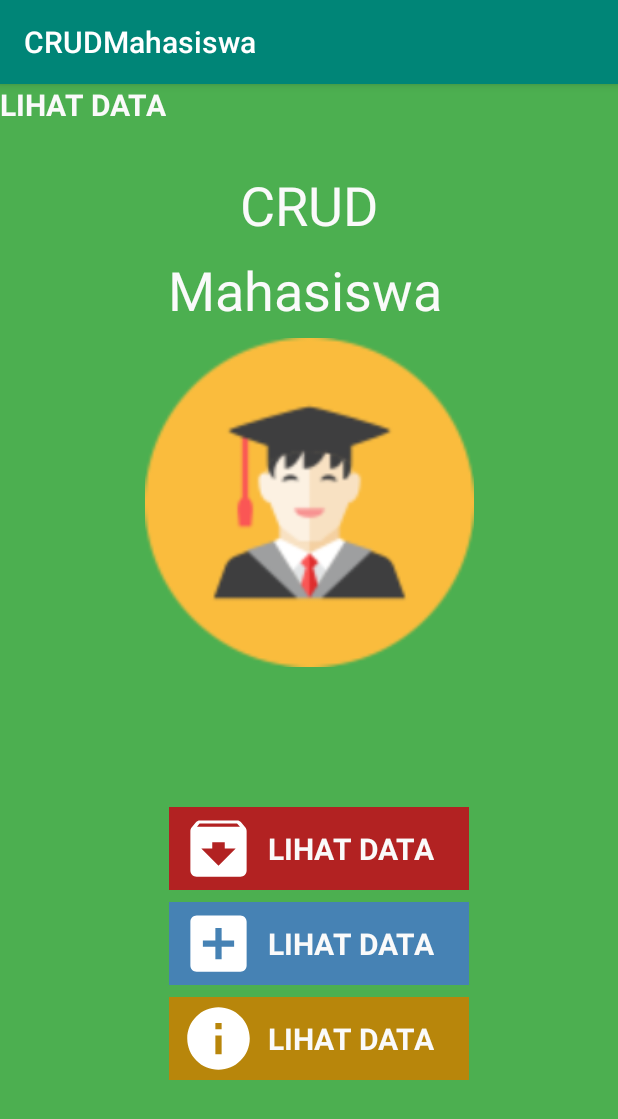
After one commit to Farhan-ns/CRUDMahasiswa, an Android app: the Dashboard screen opened directly, with no data from a screen before it, on a phone screen of 412 x 824 dp. The commit adds this screen. Shown: the top 1119 px of the screen. Run offline under Robolectric (Android 15) with nearby library versions, the phone set to English and light mode, and no system bars.

Commit message:
ngasal weh naon

```diff
--- a/app/src/main/AndroidManifest.xml
+++ b/app/src/main/AndroidManifest.xml
@@ -9,6 +9,7 @@
         android:roundIcon="@mipmap/ic_launcher_round"
         android:supportsRtl="true"
         android:theme="@style/AppTheme">
+        <activity android:name=".Dashboard"></activity>
         <activity android:name=".MainActivity">
             <intent-filter>
                 <action android:name="android.intent.action.MAIN" />
--- /dev/null
+++ b/app/src/main/java/com/example/crudmahasiswa/Dashboard.java
@@ -0,0 +1,14 @@
+package com.example.crudmahasiswa;
+
+import androidx.appcompat.app.AppCompatActivity;
+
+import android.os.Bundle;
+
+public class Dashboard extends AppCompatActivity {
+
+    @Override
+    protected void onCreate(Bundle savedInstanceState) {
+        super.onCreate(savedInstanceState);
+        setContentView(R.layout.activity_dashboard);
+    }
+}
--- /dev/null
+++ b/app/src/main/res/layout/activity_dashboard.xml
@@ -0,0 +1,158 @@
+<?xml version="1.0" encoding="utf-8"?>
+<androidx.constraintlayout.widget.ConstraintLayout xmlns:android="http://schemas.android.com/apk/res/android"
+    xmlns:app="http://schemas.android.com/apk/res-auto"
+    xmlns:tools="http://schemas.android.com/tools"
+    android:layout_width="match_parent"
+    android:layout_height="match_parent"
+    android:background="#4CAF50"
+    tools:context=".Dashboard">
+
+    <TextView
+        android:id="@+id/textView8"
+        android:layout_width="wrap_content"
+        android:layout_height="wrap_content"
+        android:text="LIHAT DATA"
+        android:textColor="#FAFAFA"
+        android:textSize="20sp"
+        android:textStyle="bold"
+        tools:layout_editor_absoluteX="184dp"
+        tools:layout_editor_absoluteY="461dp" />
+
+    <TextView
+        android:id="@+id/textView4"
+        android:layout_width="wrap_content"
+        android:layout_height="wrap_content"
+        android:layout_marginTop="56dp"
+        android:text="CRUD"
+        android:textColor="#FAFAFA"
+        android:textSize="36sp"
+        app:layout_constraintEnd_toEndOf="parent"
+        app:layout_constraintStart_toStartOf="parent"
+        app:layout_constraintTop_toTopOf="parent" />
+
+    <TextView
+        android:id="@+id/textView5"
+        android:layout_width="wrap_content"
+        android:layout_height="wrap_content"
+        android:layout_marginStart="112dp"
+        android:layout_marginTop="8dp"
+        android:text="Mahasiswa"
+        android:textColor="#FAFAFA"
+        android:textSize="36sp"
+        app:layout_constraintEnd_toEndOf="@+id/imageView"
+        app:layout_constraintHorizontal_bias="0.492"
+        app:layout_constraintStart_toStartOf="parent"
+        app:layout_constraintTop_toBottomOf="@+id/textView4" />
+
+    <ImageView
+        android:id="@+id/imageView2"
+        android:layout_width="255dp"
+        android:layout_height="219dp"
+        android:layout_marginTop="8dp"
+        app:layout_constraintEnd_toEndOf="parent"
+        app:layout_constraintStart_toStartOf="parent"
+        app:layout_constraintTop_toBottomOf="@+id/textView5"
+        app:srcCompat="@drawable/student1" />
+
+    <ImageView
+        android:id="@+id/imageView3"
+        android:layout_width="200dp"
+        android:layout_height="55dp"
+        android:layout_marginBottom="8dp"
+        app:layout_constraintBottom_toTopOf="@+id/imageView4"
+        app:layout_constraintEnd_toEndOf="@+id/imageView4"
+        app:layout_constraintStart_toStartOf="@+id/imageView4"
+        app:srcCompat="@drawable/stylebutton1" />
+
+    <ImageView
+        android:id="@+id/imageView4"
+        android:layout_width="200dp"
+        android:layout_height="55dp"
+        android:layout_marginBottom="8dp"
+        app:layout_constraintBottom_toTopOf="@+id/imageView5"
+        app:layout_constraintEnd_toEndOf="@+id/imageView5"
+        app:layout_constraintStart_toStartOf="@+id/imageView5"
+        app:srcCompat="@drawable/stylebutton2" />
+
+    <ImageView
+        android:id="@+id/imageView5"
+        android:layout_width="200dp"
+        android:layout_height="55dp"
+        android:layout_marginStart="8dp"
+        android:layout_marginEnd="8dp"
+        android:layout_marginBottom="104dp"
+        app:layout_constraintBottom_toBottomOf="parent"
+        app:layout_constraintEnd_toEndOf="parent"
+        app:layout_constraintHorizontal_bias="0.533"
+        app:layout_constraintStart_toStartOf="parent"
+        app:srcCompat="@drawable/stylebutton3" />
+
+    <ImageView
+        android:id="@+id/imageView6"
+        android:layout_width="50dp"
+        android:layout_height="50dp"
+        android:layout_marginStart="8dp"
+        app:layout_constraintBottom_toBottomOf="@+id/imageView3"
+        app:layout_constraintStart_toStartOf="@+id/imageView3"
+        app:layout_constraintTop_toTopOf="@+id/imageView3"
+        app:srcCompat="@drawable/ic_archive_black_24dp" />
+
+    <ImageView
+        android:id="@+id/imageView7"
+        android:layout_width="50dp"
+        android:layout_height="55dp"
+        android:layout_marginStart="8dp"
+        app:layout_constraintBottom_toBottomOf="@+id/imageView4"
+        app:layout_constraintStart_toStartOf="@+id/imageView4"
+        app:layout_constraintTop_toTopOf="@+id/imageView4"
+        app:srcCompat="@drawable/ic_add_box_black_24dp" />
+
+    <ImageView
+        android:id="@+id/imageView8"
+        android:layout_width="50dp"
+        android:layout_height="55dp"
+        android:layout_marginStart="8dp"
+        app:layout_constraintBottom_toBottomOf="@+id/imageView5"
+        app:layout_constraintStart_toStartOf="@+id/imageView5"
+        app:layout_constraintTop_toTopOf="@+id/imageView5"
+        app:srcCompat="@drawable/ic_info_black_24dp" />
+
+    <TextView
+        android:id="@+id/textView6"
+        android:layout_width="wrap_content"
+        android:layout_height="wrap_content"
+        android:layout_marginStart="8dp"
+        android:text="LIHAT DATA"
+        android:textColor="#FAFAFA"
+        android:textSize="20sp"
+        android:textStyle="bold"
+        app:layout_constraintBottom_toBottomOf="@+id/imageView3"
+        app:layout_constraintStart_toEndOf="@+id/imageView6"
+        app:layout_constraintTop_toTopOf="@+id/imageView3" />
+
+    <TextView
+        android:id="@+id/textView7"
+        android:layout_width="wrap_content"
+        android:layout_height="wrap_content"
+        android:layout_marginStart="8dp"
+        android:text="LIHAT DATA"
+        android:textColor="#FAFAFA"
+        android:textSize="20sp"
+        android:textStyle="bold"
+        app:layout_constraintBottom_toBottomOf="@+id/imageView4"
+        app:layout_constraintStart_toEndOf="@+id/imageView7"
+        app:layout_constraintTop_toTopOf="@+id/imageView4" />
+
+    <TextView
+        android:id="@+id/textView9"
+        android:layout_width="wrap_content"
+        android:layout_height="wrap_content"
+        android:layout_marginStart="8dp"
+        android:text="LIHAT DATA"
+        android:textColor="#FAFAFA"
+        android:textSize="20sp"
+        android:textStyle="bold"
+        app:layout_constraintBottom_toBottomOf="@+id/imageView5"
+        app:layout_constraintStart_toEndOf="@+id/imageView8"
+        app:layout_constraintTop_toTopOf="@+id/imageView5" />
+</androidx.constraintlayout.widget.ConstraintLayout>
--- a/app/src/main/res/layout/activity_main.xml
+++ b/app/src/main/res/layout/activity_main.xml
@@ -4,7 +4,66 @@
     xmlns:tools="http://schemas.android.com/tools"
     android:layout_width="match_parent"
     android:layout_height="match_parent"
+    android:background="#4CAF50"
     tools:context=".MainActivity">
 
 
+    <ImageView
+        android:id="@+id/imageView"
+        android:layout_width="255dp"
+        android:layout_height="219dp"
+        android:layout_marginTop="8dp"
+        app:layout_constraintEnd_toEndOf="parent"
+        app:layout_constraintStart_toStartOf="parent"
+        app:layout_constraintTop_toBottomOf="@+id/textView2"
+        app:srcCompat="@drawable/student1" />
+
+    <ProgressBar
+        android:id="@+id/progressBar"
+        style="?android:attr/progressBarStyle"
+        android:layout_width="wrap_content"
+        android:layout_height="wrap_content"
+        android:layout_marginBottom="116dp"
+        app:layout_constraintBottom_toBottomOf="parent"
+        app:layout_constraintEnd_toEndOf="parent"
+        app:layout_constraintHorizontal_bias="0.498"
+        app:layout_constraintStart_toStartOf="parent" />
+
+    <TextView
+        android:id="@+id/textView"
+        android:layout_width="wrap_content"
+        android:layout_height="wrap_content"
+        android:layout_marginTop="116dp"
+        android:text="CRUD"
+        android:textColor="#FAFAFA"
+        android:textSize="36sp"
+        app:layout_constraintEnd_toEndOf="parent"
+        app:layout_constraintStart_toStartOf="parent"
+        app:layout_constraintTop_toTopOf="parent" />
+
+    <TextView
+        android:id="@+id/textView2"
+        android:layout_width="wrap_content"
+        android:layout_height="wrap_content"
+        android:text="Mahasiswa"
+        android:textColor="#FAFAFA"
+        android:textSize="36sp"
+        app:layout_constraintEnd_toEndOf="@+id/imageView"
+        app:layout_constraintHorizontal_bias="0.492"
+        app:layout_constraintStart_toStartOf="@+id/imageView"
+        app:layout_constraintTop_toBottomOf="@+id/textView" />
+
+    <TextView
+        android:id="@+id/textView3"
+        android:layout_width="wrap_content"
+        android:layout_height="wrap_content"
+        android:layout_marginStart="8dp"
+        android:layout_marginEnd="8dp"
+        android:layout_marginBottom="8dp"
+        android:text="Loading..."
+        android:textColor="#FAFAFA"
+        android:textSize="36sp"
+        app:layout_constraintBottom_toTopOf="@+id/progressBar"
+        app:layout_constraintEnd_toEndOf="parent"
+        app:layout_constraintStart_toStartOf="parent" />
 </androidx.constraintlayout.widget.ConstraintLayout>
--- a/app/src/main/res/values/colors.xml
+++ b/app/src/main/res/values/colors.xml
@@ -2,5 +2,5 @@
 <resources>
     <color name="colorPrimary">#008577</color>
     <color name="colorPrimaryDark">#00574B</color>
-    <color name="colorAccent">#D81B60</color>
+    <color name="colorAccent">#FAFAFA</color>
 </resources>
```
